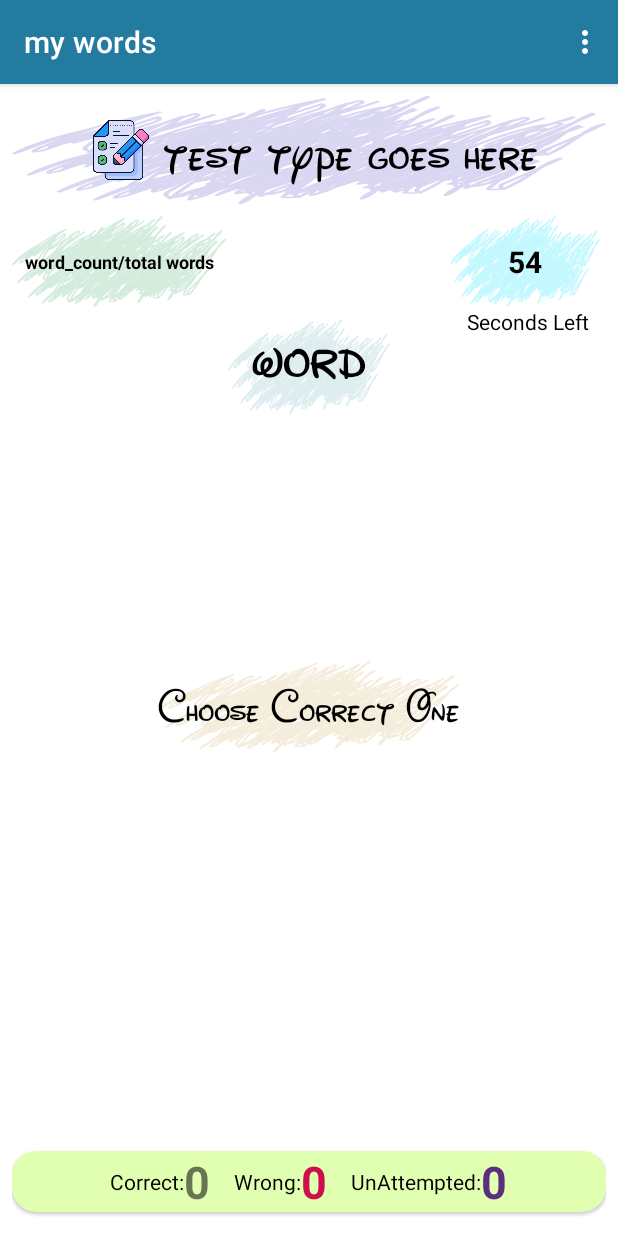
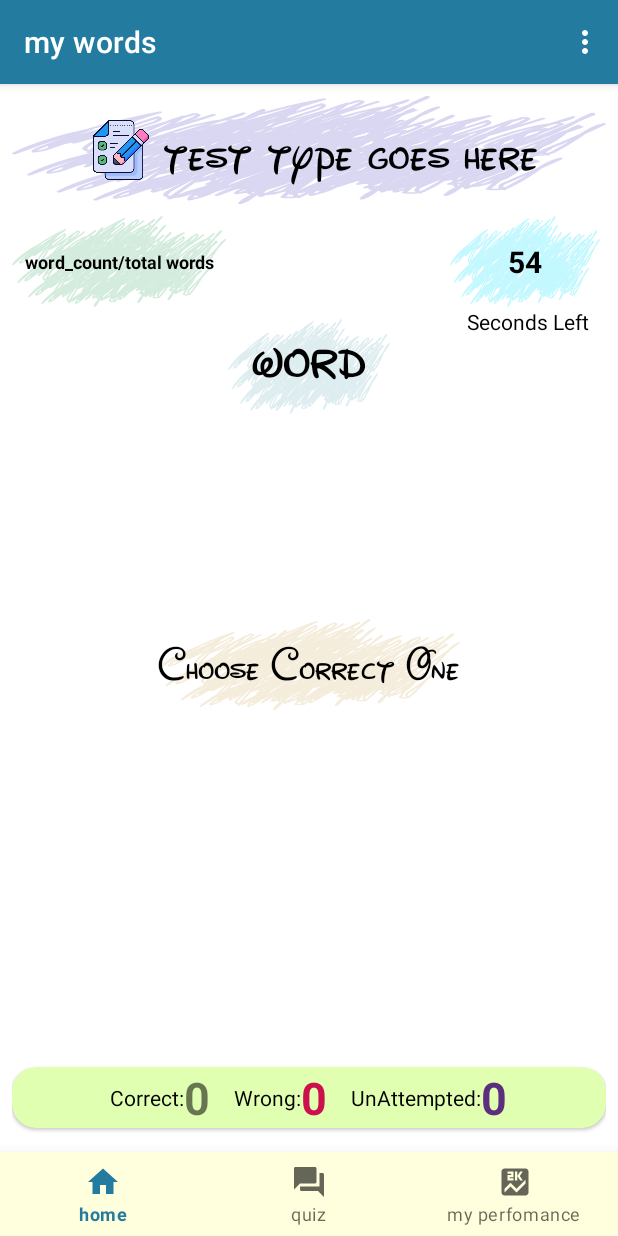
Before and after one commit to AkashdeepArjun/my_vocab, an Android app built with Jetpack Compose: the fragment FragInQuizGame placed in its activity, on a phone screen of 412 x 824 dp. Run offline under Robolectric (Android 15) with nearby library versions, the phone set to English and light mode, and no system bars; our stand-ins replace Dagger/Hilt's generated code, Room's generated code, Timber, navigation-ui; libraries missing offline, so code that uses them is left out: com.google.mlkit.common, com.google.mlkit.nl, com.google.mlkit.vision, dagger.hilt.internal; 5 statements that could not run were skipped.

Commit message:
fixed bottom navigation indicator whenever user pressed back button

```diff
--- a/app/src/main/java/com/example/my_vocab/ui/MainActivity.kt
+++ b/app/src/main/java/com/example/my_vocab/ui/MainActivity.kt
@@ -14,12 +14,14 @@ import android.widget.Toast
 import androidx.activity.result.ActivityResultLauncher
 import androidx.activity.result.contract.ActivityResultContracts
 import androidx.activity.result.registerForActivityResult
+import androidx.constraintlayout.motion.widget.MotionLayout
 import androidx.core.app.ActivityCompat
 import androidx.core.content.ContextCompat
 import androidx.core.splashscreen.SplashScreen.Companion.installSplashScreen
 import androidx.lifecycle.Observer
 import androidx.lifecycle.ViewModelProvider
 import androidx.navigation.NavController
+import androidx.navigation.NavDestination
 import androidx.navigation.fragment.NavHostFragment
 import androidx.navigation.ui.*
 import com.example.my_vocab.*
@@ -29,6 +31,7 @@ import com.example.my_vocab.ui.home.Frag_HomeDirections
 import com.example.my_vocab.viewmodels.MyViewModelFactory
 import com.example.my_vocab.viewmodels.SharedViewModel
 import com.google.android.material.bottomnavigation.BottomNavigationItemView
+import com.google.android.material.bottomnavigation.BottomNavigationView
 import dagger.hilt.android.AndroidEntryPoint
 import timber.log.Timber
 import javax.inject.Inject
@@ -37,9 +40,6 @@ import javax.inject.Inject
 class MainActivity : AppCompatActivity() {
 
         //permissions granted or not
-
-
-
 
     @Inject
     lateinit var vmf:MyViewModelFactory
@@ -66,10 +66,6 @@ class MainActivity : AppCompatActivity() {
         binding= ActivityMainBinding.inflate(layoutInflater)
         setContentView(binding!!.root)
         setUpBottomNavigation()
-
-
-
-
 
             //CHECKING AND REQUESTING PERMISSIONS OLD API
 //            if(checkAllPermissionsGranted())
@@ -107,12 +103,35 @@ class MainActivity : AppCompatActivity() {
         nav_host_fragment=supportFragmentManager.findFragmentById(R.id.frag_container) as NavHostFragment
         nav_controller=nav_host_fragment.navController
         setUpActionBarConfiguration(nav_controller)
-                  // manual handling of fragments aaa
+
+
+        setUpBackStacks()
+//
             setupBottomNavigationItemListener()
+
 //        binding!!.bottomNavView.setupWithNavController(nav_controller)
 
 
+    }
 
+        fun setUpBackStacks(){
+
+            nav_controller.addOnDestinationChangedListener(object :NavController.OnDestinationChangedListener{
+
+                override fun onDestinationChanged(
+                    controller: NavController,
+                    destination: NavDestination,
+                    arguments: Bundle?
+                ) {
+                    when(destination.id){
+
+                        R.id.frag_home->{
+                            binding!!.bottomNavView.selectedItemId=R.id.frag_home
+                        }
+                        else->{}
+                    }
+                }
+            })
         }
 
 
@@ -123,30 +142,28 @@ class MainActivity : AppCompatActivity() {
                         item->
                         when(item.itemId){
                             R.id.frag_home ->{
-                                nav_controller.popBackStack(nav_controller.graph.startDestinationId,false)
-                                binding!!.bottomNavView.findViewById<BottomNavigationItemView>(item.itemId).isActivated=true
+//                                binding!!.mainActivityRoot.transitionToStart()
+                                nav_controller.popBackStack(item.itemId,false)
 
                                 true}
+
                             R.id.graph_quiz ->{
                                 nav_controller.popBackStack(R.id.frag_home,false)
                                 nav_controller.navigate(item.itemId)
-//                                binding!!.bottomNavView.invalidate()
-                                binding!!.bottomNavView.findViewById<BottomNavigationItemView>(item.itemId).isActivated=true
-
                                 true
                             }
+
                             R.id.frag_score ->{
+//                                binding!!.mainActivityRoot.transitionToStart()
+//                                nav_controller.popBackStack(R.id.frag_home,false)
                                 nav_controller.popBackStack(R.id.frag_home,false)
                                 nav_controller.navigate(item.itemId)
-//                                binding!!.bottomNavView.invalidate()
-
-                                binding!!.bottomNavView.findViewById<BottomNavigationItemView>(item.itemId).isActivated=true
-
+//
                                 true
                             }
                             else->{
 //                                item.isChecked=false
-                                false}
+                                true}
                         }
                     }
 
@@ -155,20 +172,16 @@ class MainActivity : AppCompatActivity() {
                          binding!!.bottomNavView.setOnItemReselectedListener {
 
                                  item->
-                                if(item.itemId!= R.id.frag_home){
+                                if(item.itemId==R.id.frag_home){
+                                    nav_controller.popBackStack(R.id.frag_home,false)
+
+                                }
+                             else{
                                     nav_controller.popBackStack(R.id.frag_home,false)
                                     nav_controller.navigate(item.itemId)
-                                }else{
-                                    nav_controller.popBackStack(nav_controller.graph.startDestinationId,false)
                                 }
-//                             binding!!.bottomNavView.invalidate()
-                             binding!!.bottomNavView.findViewById<BottomNavigationItemView>(item.itemId).isActivated=true
-
                              true
                              }
-
-
-
     }
 
                                       //ACTION BAR NAVIGATION SETUP
@@ -185,26 +198,17 @@ class MainActivity : AppCompatActivity() {
             setupActionBarWithNavController(nav_controller,app_bar_configuration!!)
 
         }
-
-
             // GOAL:SHOWS BACK BUTTON ON ACTION BAR
-
 
  override fun onSupportNavigateUp(): Boolean {
         return nav_controller.navigateUp(app_bar_configuration!!)
     }
 
-
-
-
            //CHECKS IF REQUIRED PERMISSIONS ARE GRANTED
-
-
-
 
               //SHOWS TOAST
 
-    fun showToast(context: Context,message:String,should_be_long:Boolean=false){
+    private fun showToast(context: Context, message:String, should_be_long:Boolean=false){
         if(should_be_long){
             Toast.makeText(this,message,Toast.LENGTH_LONG).show()
         }else{
@@ -239,15 +243,10 @@ class MainActivity : AppCompatActivity() {
     }
 
                 //REQUEST REQUIRED PERMISSIONS
+ override fun onResume() {
 
-
-
-
-
-
-    override fun onResume() {
         super.onResume()
-        showToast(this,"activity resumed")
+        showToast(this,"activity resumed!!")
 
     }
 
@@ -286,9 +285,29 @@ class MainActivity : AppCompatActivity() {
     }
 
 
+    fun disableBottomNav(){
+        binding!!.bottomNavView.visibility=View.GONE
+    }
 
 
 
+    //disable bottom nav
+    fun enableBottomNav(){
+
+        binding!!.bottomNavView.visibility=View.VISIBLE
+
+    }
+
+    fun enableActionBar(){
+
+        supportActionBar!!.show()
+    }
+
+
+    fun disableActionBar(){
+        supportActionBar!!.hide()
+
+    }
 
 
 }
--- a/app/src/main/java/com/example/my_vocab/ui/home/Frag_Home.kt
+++ b/app/src/main/java/com/example/my_vocab/ui/home/Frag_Home.kt
@@ -135,4 +135,5 @@ class Frag_Home:Fragment() {
 
     }
 
+
 }
--- a/app/src/main/java/com/example/my_vocab/ui/quiz/FragInQuizGame.kt
+++ b/app/src/main/java/com/example/my_vocab/ui/quiz/FragInQuizGame.kt
@@ -91,7 +91,7 @@ class FragInQuizGame :Fragment() {
 //        val args=FragInQuizGameArgs by navArgs<Int>()
         initTimer()
         init_title()
-        disableBottomNav()
+//        disableBottomNav()
 //        Looper.prepare()
         initThings()
         setUpListeners()
@@ -104,13 +104,7 @@ class FragInQuizGame :Fragment() {
 
                         //enable bottom nav when in game
 
-    fun disableBottomNav(){
-        requireActivity().findViewById<BottomNavigationView>(R.id.bottom_nav_view).visibility=View.GONE
-    }
-                //disable bottom nav
-    fun enableBottomNav(){
-        requireActivity().findViewById<BottomNavigationView>(R.id.bottom_nav_view).visibility=View.VISIBLE
-    }
+
 
     fun init_title(){
 
@@ -159,7 +153,7 @@ class FragInQuizGame :Fragment() {
 
     override fun onDestroy() {
         super.onDestroy()
-        enableBottomNav()
+//        enableBottomNav()
         viewmodel.resetQuizData()
 
     }
--- a/app/src/main/java/com/example/my_vocab/ui/quiz/Frag_Quiz.kt
+++ b/app/src/main/java/com/example/my_vocab/ui/quiz/Frag_Quiz.kt
@@ -61,6 +61,7 @@ class Frag_Quiz: Fragment() ,MenuProvider{
             binding!!.miniumWordsCheck.visibility=View.VISIBLE
             binding!!.quizRoot.visibility=View.GONE
         }
+
     }
 
     override fun onViewCreated(view: View, savedInstanceState: Bundle?) {
@@ -69,6 +70,7 @@ class Frag_Quiz: Fragment() ,MenuProvider{
         checkEligibility()
         init_instructions()
         setUpListeners()
+
     }
 
     override fun onAttach(context: Context) {
@@ -141,5 +143,9 @@ class Frag_Quiz: Fragment() ,MenuProvider{
         return false
     }
 
+    override fun onDestroy() {
+        super.onDestroy()
+
+    }
 
 }
--- a/app/src/main/java/com/example/my_vocab/ui/score/FragScore.kt
+++ b/app/src/main/java/com/example/my_vocab/ui/score/FragScore.kt
@@ -23,6 +23,8 @@ import com.example.my_vocab.ui.quiz.FragInQuizGameArgs
 import com.example.my_vocab.viewmodels.MyViewModelFactory
 import com.example.my_vocab.viewmodels.ScoresViewModel
 import com.example.my_vocab.viewmodels.SharedViewModel
+import com.google.android.material.bottomnavigation.BottomNavigationItemView
+import com.google.android.material.bottomnavigation.BottomNavigationView
 import dagger.hilt.android.AndroidEntryPoint
 import timber.log.Timber
 import javax.inject.Inject
@@ -138,5 +140,6 @@ class FragScore: Fragment(),MenuProvider {
     override fun onDestroy() {
         super.onDestroy()
 
+
     }
 }
--- a/app/src/main/res/layout/activity_main.xml
+++ b/app/src/main/res/layout/activity_main.xml
@@ -1,12 +1,12 @@
 <?xml version="1.0" encoding="utf-8"?>
-<androidx.constraintlayout.widget.ConstraintLayout xmlns:android="http://schemas.android.com/apk/res/android"
+<androidx.constraintlayout.motion.widget.MotionLayout xmlns:android="http://schemas.android.com/apk/res/android"
     xmlns:app="http://schemas.android.com/apk/res-auto"
     xmlns:tools="http://schemas.android.com/tools"
+    android:id="@+id/main_activity_root"
     android:layout_width="match_parent"
     android:layout_height="match_parent"
     tools:context=".ui.MainActivity"
-    android:animateLayoutChanges="true"
-    >
+    app:layoutDescription="@xml/activity_main_scene">
 
     <TextView
         android:id="@+id/empty_vocab_message"
@@ -45,4 +45,4 @@
         />
 
 
-</androidx.constraintlayout.widget.ConstraintLayout>
+</androidx.constraintlayout.motion.widget.MotionLayout>
--- a/app/src/main/res/navigation/graph.xml
+++ b/app/src/main/res/navigation/graph.xml
@@ -13,10 +13,13 @@
         android:name="com.example.my_vocab.ui.home.Frag_Home"
         android:label="my words"
         tools:layout="@layout/frag_home"
+
         >
         <action
             android:id="@+id/action_frag_home_to_frag_capture"
             app:destination="@id/frag_capture"
+
+
             >
         </action>
         <action
@@ -91,8 +94,6 @@
         tools:layout="@layout/frag_score"
         android:label="my perfomance"
         >
-
-
     </fragment>
 
 
--- /dev/null
+++ b/app/src/main/res/xml/activity_main_scene.xml
@@ -0,0 +1,34 @@
+<?xml version="1.0" encoding="utf-8"?>
+<MotionScene xmlns:android="http://schemas.android.com/apk/res/android"
+    xmlns:app="http://schemas.android.com/apk/res-auto">
+
+    <ConstraintSet android:id="@+id/start">
+        <Constraint android:id="@+id/bottom_nav_view"
+            android:layout_width="match_parent"
+            android:layout_height="56dp"
+            app:layout_constraintBottom_toBottomOf="parent"
+            app:menu="@menu/bottom_nav_menu"
+            android:elevation="16dp"
+            android:background="@color/bottom_nav_color"
+
+            />
+    </ConstraintSet>
+
+    <ConstraintSet android:id="@+id/end">
+        <Constraint android:id="@id/bottom_nav_view"
+            android:layout_width="match_parent"
+            android:layout_height="0dp"
+            app:layout_constraintBottom_toBottomOf="parent"
+            app:menu="@menu/bottom_nav_menu"
+            android:elevation="16dp"
+            android:background="@color/bottom_nav_color"
+
+            />
+    </ConstraintSet>
+
+    <Transition
+        app:constraintSetEnd="@id/end"
+        app:constraintSetStart="@+id/start">
+
+    </Transition>
+</MotionScene>
```
Also changed, not shown: app/src/main/java/com/example/my_vocab/MyHostFragment.kt (+16 -2 lines). Lines whose indentation alone changed are shown as unchanged.
